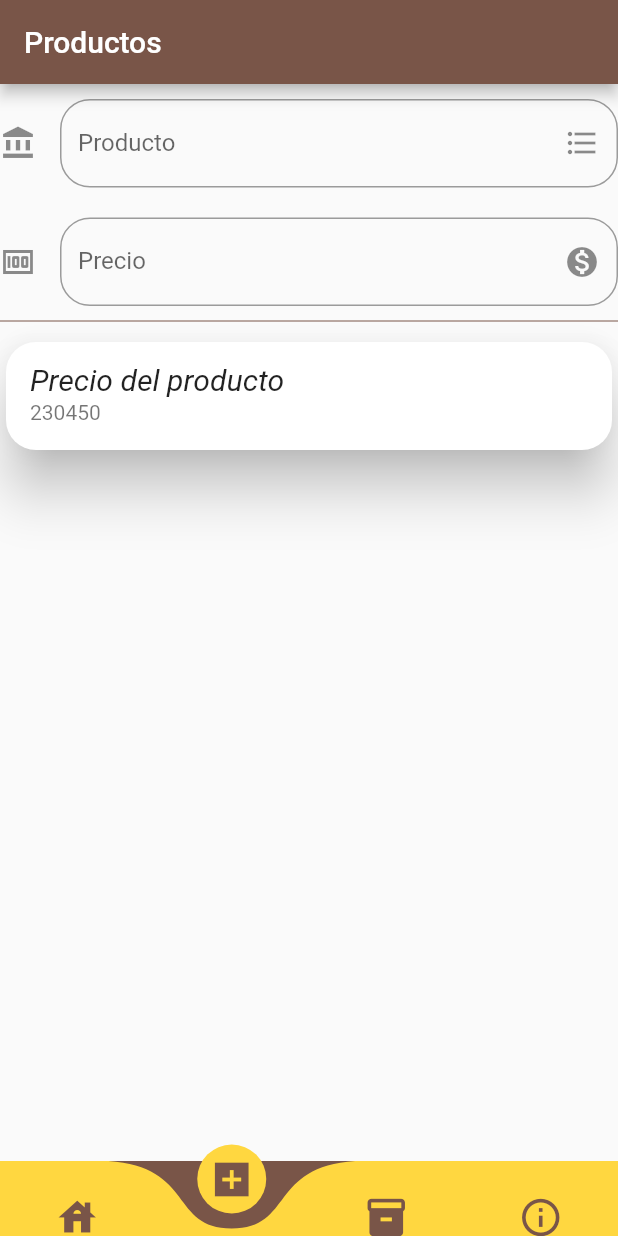
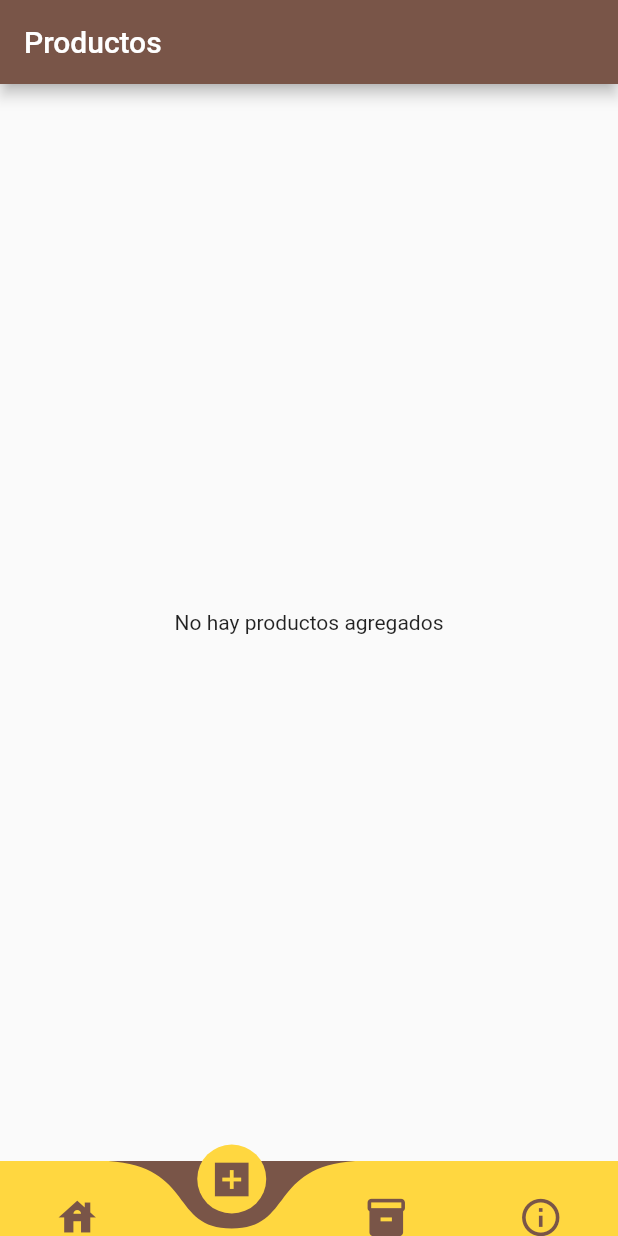
Before and after one commit to smarriagac/inventory_app, a Flutter app: the screen it shows after launch, item 2 of the bottom bar chosen, on a phone screen of 412 x 824 dp. Run offline on Flutter 3.47's test engine with Material 2 defaults, Android fonts, the phone set to English and light mode, and no system bars; drawn by our look-alikes of curved_navigation_bar; our stand-ins replace sqflite; missing offline and left inert: super_qr_reader; accounts and stored records are empty.

Commit message:
agregando base de datos a la pagina de productos

```diff
--- a/lib/src/pages/productos_page.dart
+++ b/lib/src/pages/productos_page.dart
@@ -1,4 +1,6 @@
 import 'package:flutter/material.dart';
+import 'package:rickpan_app/src/bloc/productos_bloc.dart';
+import 'package:rickpan_app/src/providers/db_provider.dart';
 
 class ProductosPage extends StatefulWidget {
   @override
@@ -6,26 +8,39 @@ class ProductosPage extends StatefulWidget {
 }
 
 class _ProductosPageState extends State<ProductosPage> {
+  final productosBloc = new ProductosBloc();
   String _producto = '';
   String _precio = '';
 
   @override
   Widget build(BuildContext context) {
+    productosBloc.obtenerProducto();
     return Scaffold(
         appBar: AppBar(
           title: Text('Productos'),
         ),
-      body: Column(
+        body: StreamBuilder<List<ProductosModel>>(
+          stream: productosBloc.productoStream,
+          builder: (context, snapshot) {
+            if (!snapshot.hasData) {
+              return Center(child: CircularProgressIndicator());
+            }
+            final productoS = snapshot.data;
+            if (productoS.length == 0) {
+              return Center(child: Text('No hay productos agregados'));
+            }
+            return Column(
               children: [
                 SizedBox(height: 10.0),
                 _nombredelProducto(),
                 SizedBox(height: 20.0),
                 _preciodelProducto(),
                 Divider(color: Theme.of(context).primaryColor, height: 20.0),
-          _productosAgregados(),
+                _productosAgregados(productoS),
               ],
-      ),
             );
+          },
+        ));
   }
 
   Widget _nombredelProducto() {
@@ -60,23 +75,31 @@ class _ProductosPageState extends State<ProductosPage> {
             }));
   }
 
-  Widget _productosAgregados() {
+  Widget _productosAgregados(List<ProductosModel> productoS) {
     return Flexible(
-      child: ListView(
-        children: [
-          Card(
-            elevation: 15.0,
-            shape: RoundedRectangleBorder(
-                borderRadius: BorderRadius.circular(20.0)),
-            child: ListTile(
-                title: Text(
-                  'Precio del producto',
-                  style: TextStyle(fontSize: 20.0, fontStyle: FontStyle.italic),
+      child: ListView.builder(
+        itemCount: productoS.length,
+        itemBuilder: (context, i) => Dismissible(
+          key: UniqueKey(),
+          background: Container(color: Theme.of(context).primaryColor),
+          onDismissed: (direction) =>
+              productosBloc.borrarProducto(productoS[i].idProducto),
+          child: _infoProducto(context, productoS, i),
         ),
-                subtitle: Text('230450')),
-          ),
-        ],
       ),
     );
   }
+
+  _infoProducto(BuildContext context, List<ProductosModel> productoS, int i) {
+    return Card(
+      elevation: 15.0,
+      shape: RoundedRectangleBorder(borderRadius: BorderRadius.circular(20.0)),
+      child: ListTile(
+          title: Text(
+            productoS[i].producto,
+            style: TextStyle(fontSize: 20.0, fontStyle: FontStyle.italic),
+          ),
+          subtitle: Text('PRECIO: ${productoS[i].precio}')),
+    );
   }
+}
--- a/lib/src/pages/tienda_page.dart
+++ b/lib/src/pages/tienda_page.dart
@@ -39,9 +39,7 @@ class _MapasPageState extends State<MapasPage> {
           }
           final scans = snapshot.data;
           if (scans.length == 0) {
-            return Center(
-              child: Text('No hay informacion'),
-            );
+            return Center(child: Text('No hay informacion'));
           }
           return ListView.builder(
               padding: EdgeInsets.all(5.0),
```
Lines whose indentation alone changed are shown as unchanged.
